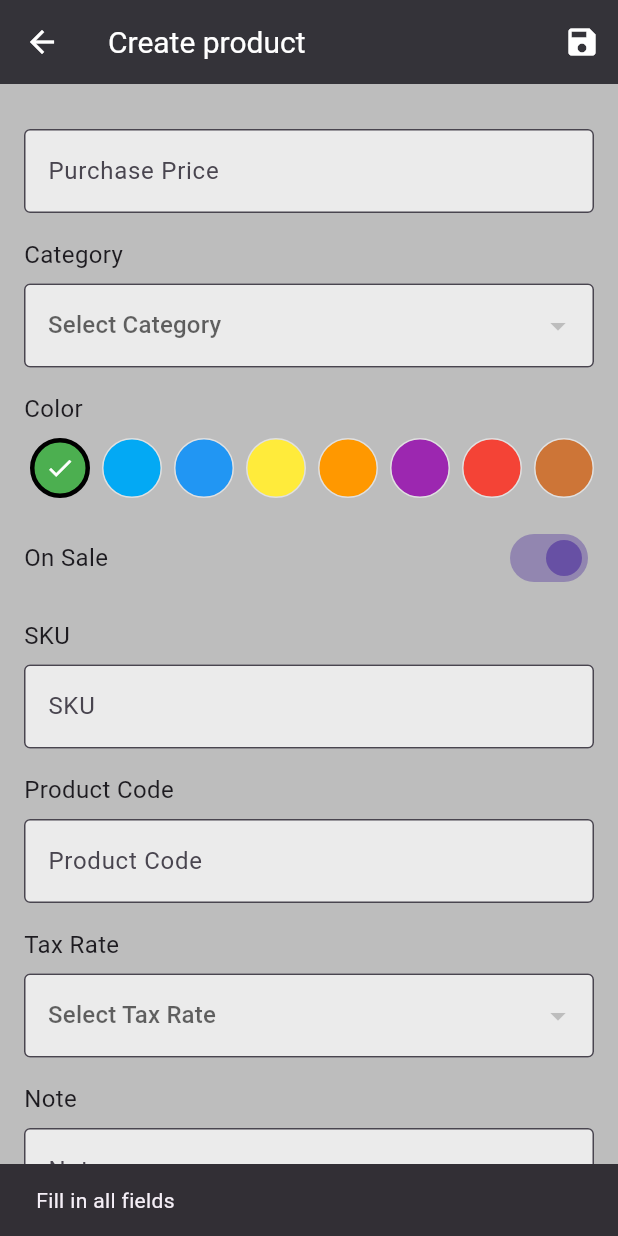
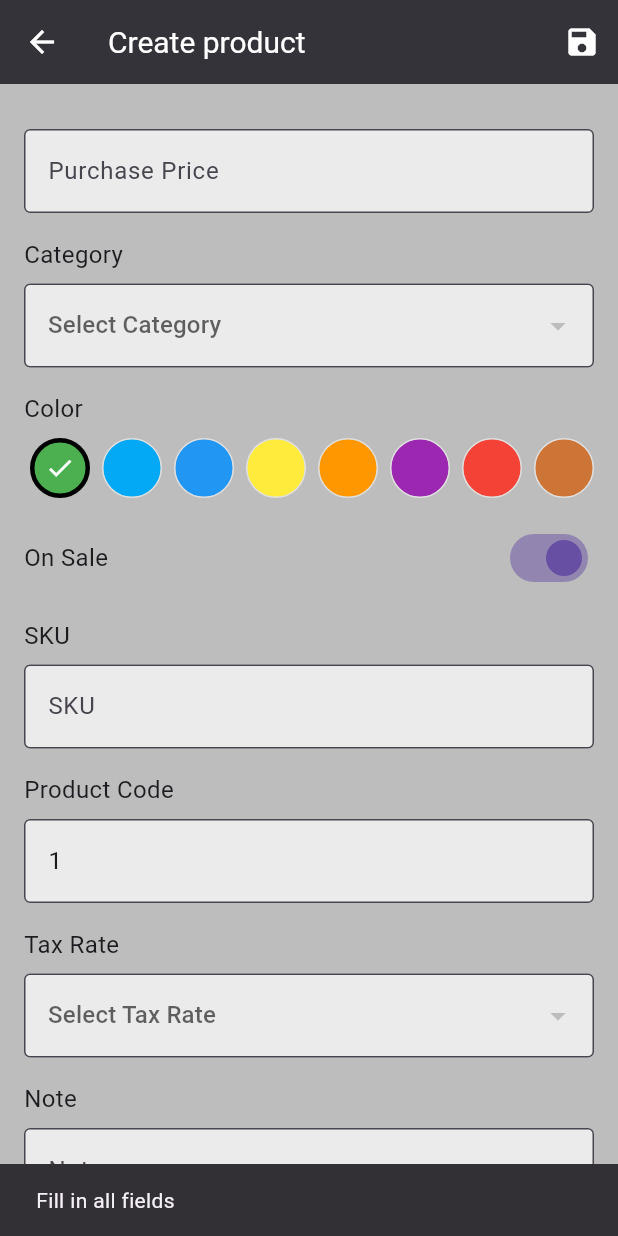
Before and after one commit to Tomakas/elementarypos_office, a Flutter app: the EditProductScreen screen opened directly with empty values, scrolled down 223 dp, after a tap on the "check" icon, after a tap on the "save" icon, on a phone screen of 412 x 824 dp. Run offline on Flutter 3.47's test engine with Material 3 defaults, Android fonts, the phone set to English and light mode, and no system bars; our stand-ins replace fl_chart, shared_preferences; accounts and stored records are empty.

Commit message:
feat: Automatické generování kódu produktu
Při vytváření nového produktu nebo kopírování existujícího se automaticky vyplní M kod.

- Kód produktu je nyní automaticky vyplněn při otevření obrazovky pro editaci/vytvoření produktu.
- Při kopírování produktu se vygeneruje nový unikátní kód.
- Při editaci existujícího produktu zůstává kód produktu zachován, ale je možné ho manuálně změnit.
- Přidána validace, která zajišťuje, že kód produktu je kladné číslo.
- Do lokalizace přidána chybová hláška pro neplatný kód produktu.

```diff
--- a/lib/l10n/intl_cs.json
+++ b/lib/l10n/intl_cs.json
@@ -248,5 +248,7 @@
   "noDataForTopCategories": "Žádná data pro nejprodávanější kategorie.",
   "noDataForHourlyGraph": "Žádná data pro hodinový graf.",
   "noDataForPaymentChart": "Žádná data pro graf plateb.",
-  "noDataToDisplayInChart": "Žádná data k zobrazení v grafu."
+  "noDataToDisplayInChart": "Žádná data k zobrazení v grafu.",
+
+  "invalidProductCodeError": "Kód produktu musí být kladné číslo."
 }
--- a/lib/l10n/intl_en.json
+++ b/lib/l10n/intl_en.json
@@ -248,5 +248,7 @@
   "noDataForTopCategories": "No data for top categories.",
   "noDataForHourlyGraph": "No data for hourly graph.",
   "noDataForPaymentChart": "No data for payment chart.",
-  "noDataToDisplayInChart": "No data to display in chart."
+  "noDataToDisplayInChart": "No data to display in chart.",
+
+  "invalidProductCodeError": "Product code must be a positive number."
 }
--- a/lib/screens/edit_product_screen.dart
+++ b/lib/screens/edit_product_screen.dart
@@ -11,14 +11,12 @@ class EditProductScreen extends StatefulWidget {
   final List<Map<String, dynamic>> categories;
   final Product? product;
   final bool isCopy;
-
   const EditProductScreen({
     super.key,
     required this.categories,
     this.product,
     this.isCopy = false,
   });
-
   @override
   _EditProductScreenState createState() => _EditProductScreenState();
 }
@@ -26,7 +24,7 @@ class EditProductScreen extends StatefulWidget {
 class _EditProductScreenState extends State<EditProductScreen> {
   String? _selectedCategoryId;
   String? _selectedTaxId;
-  int _selectedColor = 1; // Výchozí barva (klíč 1)
+  int _selectedColor = 1;
   bool _onSale = true;
 
   List<Map<String, dynamic>> _taxSettings = [];
@@ -35,24 +33,49 @@ class _EditProductScreenState extends State<EditProductScreen> {
   final TextEditingController _sellingPriceController = TextEditingController();
   final TextEditingController _purchasePriceController = TextEditingController();
   final TextEditingController _skuController = TextEditingController();
-  final TextEditingController _codeController = TextEditingController();
+  final TextEditingController _codeController = TextEditingController(); // Tento controller již existuje
   final TextEditingController _noteController = TextEditingController();
+
+  // Metoda pro získání dalšího dostupného kódu produktu
+  String _getNextAvailableProductCode(ProductProvider productProvider) {
+    final Set<int> existingCodes = productProvider.products.map((p) => p.code).toSet();
+    int nextCode = 1;
+    while (existingCodes.contains(nextCode)) {
+      nextCode++;
+    }
+    return nextCode.toString();
+  }
 
   @override
   void initState() {
     super.initState();
     _loadTaxSettings();
+
+    final productProvider = Provider.of<ProductProvider>(context, listen: false); // Získáme providera
+
     if (widget.product != null) {
       _nameController.text = widget.product!.itemName;
       _sellingPriceController.text = widget.product!.sellingPrice.toStringAsFixed(2);
       _purchasePriceController.text = widget.product!.purchasePrice?.toStringAsFixed(2) ?? '';
       _skuController.text = widget.product!.sku ?? '';
-      _codeController.text = widget.product!.code.toString();
       _noteController.text = widget.product!.note ?? '';
       _selectedCategoryId = widget.product!.categoryId;
       _selectedTaxId = widget.product!.taxId;
-      _selectedColor = widget.product!.color; // Načtení barvy z produktu
+      _selectedColor = widget.product!.color;
       _onSale = widget.product!.onSale;
+
+      if (widget.isCopy) {
+        // Pokud kopírujeme, vygenerujeme nový kód
+        _codeController.text = _getNextAvailableProductCode(productProvider);
+      } else {
+        // Při editaci ponecháme stávající kód
+        _codeController.text = widget.product!.code.toString();
+      }
+    } else {
+      // Nový produkt, vygenerujeme nový kód
+      _codeController.text = _getNextAvailableProductCode(productProvider);
+      // Můžete zde nastavit i další výchozí hodnoty pro nový produkt, pokud je to potřeba
+      // Např. _onSale = true; _selectedColor = 1; atd.
     }
   }
 
@@ -63,7 +86,7 @@ class _EditProductScreenState extends State<EditProductScreen> {
         print('Error: API key not available.');
         if (mounted) {
           ScaffoldMessenger.of(context).showSnackBar(
-            SnackBar(content: Text(AppLocalizations.of(context)!.translate('apiKeyMissingError'))), // Přidat do lokalizace
+            SnackBar(content: Text(AppLocalizations.of(context)!.translate('apiKeyMissingError'))),
           );
         }
         return;
@@ -73,14 +96,11 @@ class _EditProductScreenState extends State<EditProductScreen> {
       if (mounted) {
         setState(() {
           _taxSettings = taxSettings;
-          // Pokud produkt existuje a jeho taxId není v načtených, nebo pokud se vytváří nový produkt a není vybráno žádné taxId,
-          // můžeme zkusit nastavit výchozí (pokud existují nějaké daňové sazby)
           if (_taxSettings.isNotEmpty && (_selectedTaxId == null || _taxSettings.every((tax) => tax['taxId'] != _selectedTaxId))) {
-            if (widget.product == null || widget.isCopy) { // Pro nový produkt nebo kopii
+            if (widget.product == null || widget.isCopy) {
               _selectedTaxId = _taxSettings.first['taxId'];
             } else if (widget.product != null && !_taxSettings.any((tax) => tax['taxId'] == widget.product!.taxId)) {
-              // Produkt má taxId, které není v seznamu (např. bylo smazáno), můžeme ho resetovat nebo nechat
-              // Prozatím necháme, uživatel si musí vybrat nové, pokud chce změnit.
+              // Produkt má taxId, které není v seznamu, necháme na uživateli
             }
           }
         });
@@ -89,7 +109,7 @@ class _EditProductScreenState extends State<EditProductScreen> {
       print('Error loading tax settings: $e');
       if (mounted) {
         ScaffoldMessenger.of(context).showSnackBar(
-          SnackBar(content: Text(AppLocalizations.of(context)!.translate('errorLoadingTaxSettings'))), // Přidat do lokalizace
+          SnackBar(content: Text(AppLocalizations.of(context)!.translate('errorLoadingTaxSettings'))),
         );
       }
     }
@@ -113,7 +133,6 @@ class _EditProductScreenState extends State<EditProductScreen> {
     final screenTitle = isCreating
         ? localizations.translate('createProduct')
         : localizations.translate('editProduct');
-
     return Scaffold(
       appBar: AppBar(
         title: Text(screenTitle),
@@ -146,15 +165,20 @@ class _EditProductScreenState extends State<EditProductScreen> {
               const SizedBox(height: 16),
               _buildCategoryDropdown(localizations),
               const SizedBox(height: 16),
-              _buildColorPickerRow(localizations), // Použije upravenou metodu
+              _buildColorPickerRow(localizations),
               const SizedBox(height: 16),
               _buildOnSaleSwitch(localizations),
               const SizedBox(height: 16),
               _buildTextField(localizations.translate('sku'), _skuController),
               const SizedBox(height: 16),
+              // Pole pro kód produktu - nyní se vyplňuje automaticky
               _buildTextField(
-                  localizations.translate('productCode'), _codeController,
-                  isNumber: true),
+                localizations.translate('productCode'), _codeController,
+                isNumber: true,
+                // Můžete zvážit přidání readOnly: true, pokud nechcete, aby uživatel kód měnil
+                // readOnly: (widget.product != null && !widget.isCopy), // Příklad: editovatelný jen při vytváření/kopírování
+                // Prozatím ponecháme editovatelné
+              ),
               const SizedBox(height: 16),
               _buildTaxDropdown(localizations),
               const SizedBox(height: 16),
@@ -168,7 +192,7 @@ class _EditProductScreenState extends State<EditProductScreen> {
   }
 
   Widget _buildTextField(String label, TextEditingController controller,
-      {bool isNumber = false, bool isMultiline = false}) {
+      {bool isNumber = false, bool isMultiline = false, bool readOnly = false}) { // Přidán parametr readOnly
     return Column(
       crossAxisAlignment: CrossAxisAlignment.start,
       children: [
@@ -178,11 +202,12 @@ class _EditProductScreenState extends State<EditProductScreen> {
           controller: controller,
           keyboardType: isNumber ? TextInputType.number : TextInputType.text,
           maxLines: isMultiline ? null : 1,
+          readOnly: readOnly, // Aplikace readOnly
           decoration: InputDecoration(
             border: const OutlineInputBorder(),
-            hintText: label, // Můžete změnit na specifičtější placeholder
+            hintText: label,
             filled: true,
-            fillColor: Colors.white70,
+            fillColor: readOnly ? Colors.grey[200] : Colors.white70, // Jiná barva pro readOnly
           ),
         ),
       ],
@@ -223,11 +248,8 @@ class _EditProductScreenState extends State<EditProductScreen> {
   }
 
   Widget _buildColorPickerRow(AppLocalizations localizations) {
-    // Použijeme productColors z product_model.dart
     final List<MapEntry<int, Color>> colorEntries = productColors.entries.toList();
-    // Seřadíme podle klíče pro konzistentní pořadí
     colorEntries.sort((a, b) => a.key.compareTo(b.key));
-
     return Column(
       crossAxisAlignment: CrossAxisAlignment.start,
       children: [
@@ -238,13 +260,13 @@ class _EditProductScreenState extends State<EditProductScreen> {
           scrollDirection: Axis.horizontal,
           child: Row(
             children: colorEntries.map((entry) {
-              final int colorKey = entry.key; // Klíč barvy (1-8)
-              final Color colorValue = entry.value; // Hodnota barvy
+              final int colorKey = entry.key;
+              final Color colorValue = entry.value;
 
               return GestureDetector(
                 onTap: () {
                   setState(() {
-                    _selectedColor = colorKey; // Uložíme klíč (1-8)
+                    _selectedColor = colorKey;
                   });
                 },
                 child: Container(
@@ -252,14 +274,14 @@ class _EditProductScreenState extends State<EditProductScreen> {
                   height: 40,
                   margin: const EdgeInsets.symmetric(horizontal: 4),
                   decoration: BoxDecoration(
-                    color: colorValue, // Použijeme barvu z mapy
+                    color: colorValue,
                     shape: BoxShape.circle,
                     border: _selectedColor == colorKey
                         ? Border.all(color: Colors.black, width: 3)
-                        : Border.all(color: Colors.grey.shade300, width: 1), // Tenký okraj pro neaktivní
+                        : Border.all(color: Colors.grey.shade300, width: 1),
                   ),
                   child: _selectedColor == colorKey
-                      ? const Icon(Icons.check, color: Colors.white, size: 20) // Checkmark pro vybranou barvu
+                      ? const Icon(Icons.check, color: Colors.white, size: 20)
                       : null,
                 ),
               );
@@ -325,13 +347,12 @@ class _EditProductScreenState extends State<EditProductScreen> {
 
   Future<void> _saveProduct() async {
     final localizations = AppLocalizations.of(context)!;
-    // Základní validace formuláře (pokud používáte GlobalKey<FormState>)
-    // if (!_formKey.currentState!.validate()) { return; }
 
     if (_nameController.text.isEmpty ||
         _sellingPriceController.text.isEmpty ||
         _selectedCategoryId == null ||
-        _selectedTaxId == null) {
+        _selectedTaxId == null ||
+        _codeController.text.isEmpty) { // Přidána kontrola pro kód
       ScaffoldMessenger.of(context).showSnackBar(
         SnackBar(content: Text(localizations.translate('fillAllFields'))),
       );
@@ -339,9 +360,6 @@ class _EditProductScreenState extends State<EditProductScreen> {
     }
 
     final bool isCreating = (widget.product == null || widget.isCopy);
-    // Při vytváření nového produktu (isCopy=true nebo product=null) itemId by měl být prázdný nebo generován API
-    // Pokud kopírujeme, chceme vytvořit nový produkt, takže itemId by měl být nový.
-    // API by mělo samo generovat itemId pro nový produkt. Pokud editujeme, používáme existující.
     final String itemId = (isCreating || widget.isCopy) ? '' : (widget.product?.itemId ?? '');
 
 
@@ -365,42 +383,45 @@ class _EditProductScreenState extends State<EditProductScreen> {
     }
 
     int productCode;
-    if (_codeController.text.isNotEmpty) {
-      productCode = int.tryParse(_codeController.text) ?? 0;
-    } else {
-      productCode = 0; // Nebo jiná výchozí hodnota, pokud je kód nepovinný a může být 0
+    productCode = int.tryParse(_codeController.text) ?? 0; // Použijeme 0 pokud parse selže, i když by nemělo
+    if (productCode <= 0 && (isCreating || widget.isCopy)) { // Kontrola platnosti kódu při vytváření/kopírování
+      // Pokud by se z nějakého důvodu nepodařilo vygenerovat platný kód, zobrazíme chybu.
+      // Toto by nemělo nastat s naší novou logikou, ale pro jistotu.
+      ScaffoldMessenger.of(context).showSnackBar(
+        SnackBar(content: Text(localizations.translate('invalidProductCodeError') ?? 'Product code must be a positive number.')), // Přidejte si klíč do lokalizace
+      );
+      return;
     }
 
 
     final newProduct = Product(
-      itemId: itemId, // Pro nový produkt prázdný, API přidělí ID
+      itemId: itemId,
       itemName: _nameController.text,
       sellingPrice: sellingPrice,
       purchasePrice: purchasePrice,
-      sku: _skuController.text.isNotEmpty ? _skuController.text : null, // SKU může být null
-      code: productCode,
-      note: _noteController.text.isNotEmpty ? _noteController.text : null, // Poznámka může být null
+      sku: _skuController.text.isNotEmpty ? _skuController.text : null,
+      code: productCode, // Použijeme hodnotu z controlleru
+      note: _noteController.text.isNotEmpty ? _noteController.text : null,
       categoryId: _selectedCategoryId!,
       categoryName: widget.categories
           .firstWhere((c) => c['categoryId'] == _selectedCategoryId, orElse: () => {'name': 'Unknown'})['name'],
-      currency: 'CZK', // Mělo by být konfigurovatelné nebo z nastavení
+      currency: 'CZK',
       taxId: _selectedTaxId!,
       color: _selectedColor,
       onSale: _onSale,
     );
-
     final productProvider = Provider.of<ProductProvider>(context, listen: false);
     try {
-      if (isCreating || widget.isCopy) { // Pokud je isCopy, taky přidáváme nový produkt
+      if (isCreating || widget.isCopy) {
         await productProvider.addProduct(newProduct);
       } else {
         await productProvider.editProduct(newProduct);
       }
       if (mounted) {
         ScaffoldMessenger.of(context).showSnackBar(
-          SnackBar(content: Text(isCreating || widget.isCopy ? localizations.translate('productAddedSuccess') : localizations.translate('productEditedSuccess'))), // Přidat do lokalizace
+          SnackBar(content: Text(isCreating || widget.isCopy ? localizations.translate('productAddedSuccess') : localizations.translate('productEditedSuccess'))),
         );
-        Navigator.of(context).pop(true); // Signalizuje úspěch zpět na ProductListScreen
+        Navigator.of(context).pop(true);
       }
     } catch (e) {
       if (mounted) {
```
